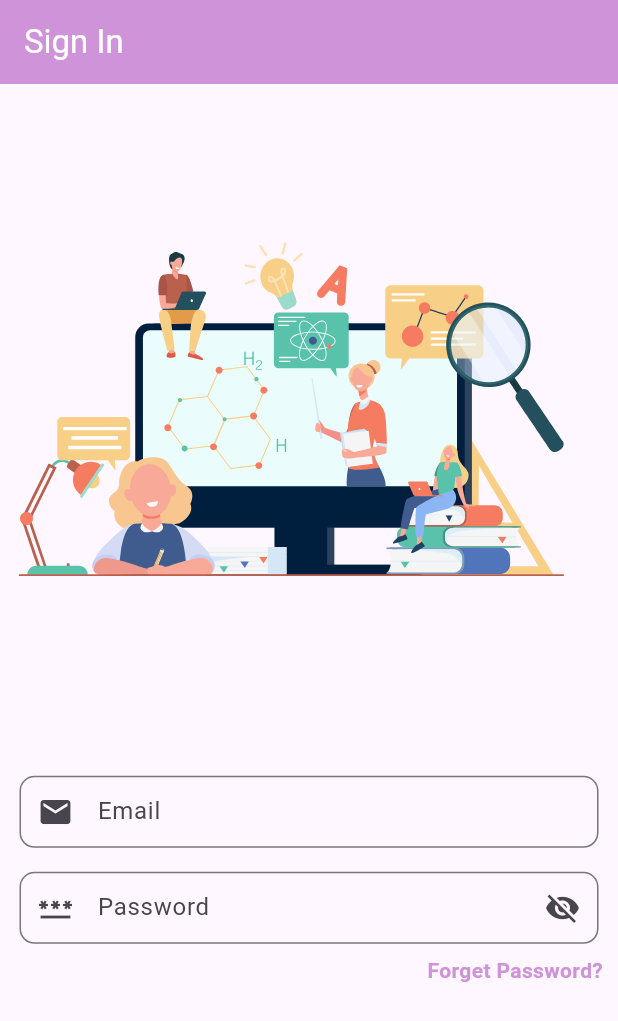
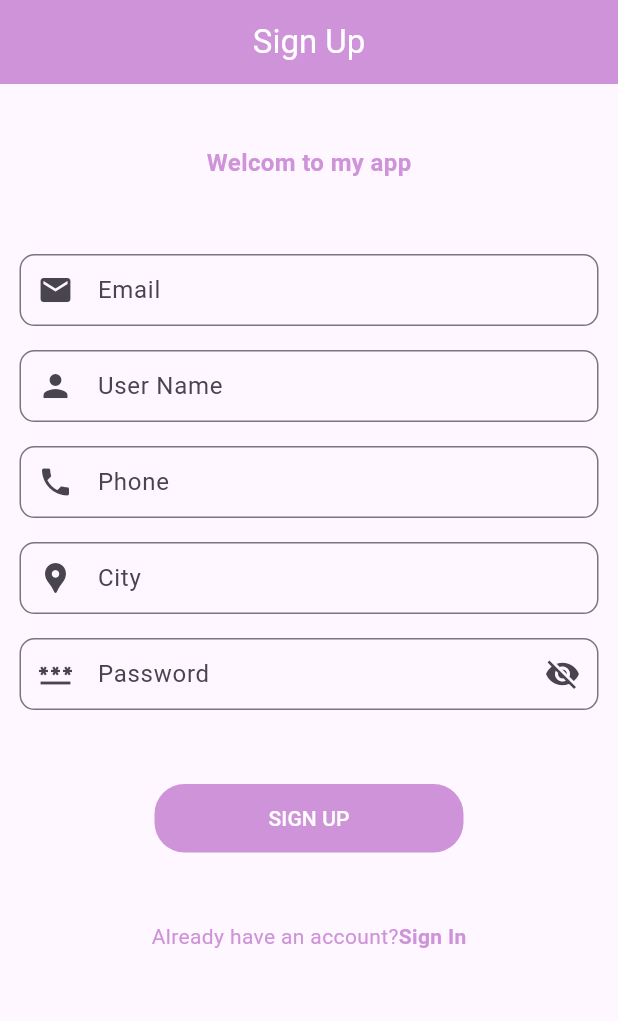
Before and after one commit to noorsaleh2002/Graduation-project, a Flutter app: the screen it shows after launch, on a phone screen of 412 x 824 dp. Shown: the top 1021 px of the screen. Run offline on Flutter 3.47's test engine with Material 3 defaults, Android fonts, the phone set to English and light mode, and no system bars; our stand-ins replace flutter_keyboard_visibility, get, lottie.

Commit message:
sign up + in

```diff
--- a/Graduatoin project/lib/Screens/auth-ui/sign-in-screen.dart
+++ b/Graduatoin project/lib/Screens/auth-ui/sign-in-screen.dart
@@ -3,8 +3,11 @@
 import 'package:flutter/material.dart';
 import 'package:flutter_keyboard_visibility/flutter_keyboard_visibility.dart';
 import 'package:get/get.dart';
+import 'package:get/get_connect/http/src/utils/utils.dart';
 import 'package:gp_2/utils/App_constant.dart';
 import 'package:lottie/lottie.dart';
+
+import 'sign-up-screen.dart';
 
 class SignInScreen extends StatefulWidget {
   const SignInScreen({super.key});
@@ -20,6 +23,7 @@ class _SignInScreenState extends State<SignInScreen> {
       return Scaffold(
         appBar: AppBar(
           backgroundColor: AppConstant.appMainColor,
+          centerTitle: true,
           title: Text(
             "Sign In",
             style: TextStyle(
@@ -35,9 +39,6 @@ class _SignInScreenState extends State<SignInScreen> {
                   : Column(
                       children: [Lottie.asset('assests/images/start.json')],
                     ),
-              SizedBox(
-                height: Get.height / 20,
-              ),
               Container(
                   margin: EdgeInsets.symmetric(horizontal: 5.0),
                   width: Get.width,
@@ -61,7 +62,7 @@ class _SignInScreenState extends State<SignInScreen> {
                     padding: const EdgeInsets.all(8.0),
                     child: TextFormField(
                       cursorColor: AppConstant.appMainColor,
-                      keyboardType: TextInputType.emailAddress,
+                      keyboardType: TextInputType.visiblePassword,
                       decoration: InputDecoration(
                           hintText: "Password",
                           prefixIcon: Icon(Icons.password),
@@ -80,6 +81,45 @@ class _SignInScreenState extends State<SignInScreen> {
                       color: AppConstant.appMainColor,
                       fontWeight: FontWeight.bold),
                 ),
+              ),
+              SizedBox(
+                height: Get.height / 20,
+              ),
+              Material(
+                child: Container(
+                  width: Get.width / 2,
+                  height: Get.height / 18,
+                  decoration: BoxDecoration(
+                    color: AppConstant.appMainColor,
+                    borderRadius: BorderRadius.circular(20.0),
+                  ),
+                  child: TextButton(
+                    child: Text(
+                      "SIGN IN",
+                      style: TextStyle(color: AppConstant.appTextColor),
+                    ),
+                    onPressed: () {},
+                  ),
+                ),
+              ),
+              SizedBox(
+                height: Get.height / 18,
+              ),
+              Row(
+                mainAxisAlignment: MainAxisAlignment.center,
+                children: [
+                  Text("Don't have an account?",
+                      style: TextStyle(
+                        color: AppConstant.appMainColor,
+                      )),
+                  GestureDetector(
+                    onTap: () => Get.offAll(SignUpScreen()),
+                    child: Text("Sign up",
+                        style: TextStyle(
+                            color: AppConstant.appMainColor,
+                            fontWeight: FontWeight.bold)),
+                  ),
+                ],
               )
             ],
           ),
--- /dev/null
+++ b/Graduatoin project/lib/Screens/auth-ui/sign-up-screen.dart
@@ -0,0 +1,184 @@
+// ignore_for_file: prefer_const_constructors, avoid_unnecessary_containers, prefer_const_literals_to_create_immutables
+
+import 'package:flutter/material.dart';
+import 'package:flutter_keyboard_visibility/flutter_keyboard_visibility.dart';
+import 'package:get/get.dart';
+import 'package:get/get_connect/http/src/utils/utils.dart';
+import 'package:gp_2/utils/App_constant.dart';
+import 'package:lottie/lottie.dart';
+
+import 'sign-in-screen.dart';
+
+class SignUpScreen extends StatefulWidget {
+  const SignUpScreen({super.key});
+
+  @override
+  State<SignUpScreen> createState() => _SignUpScreenState();
+}
+
+class _SignUpScreenState extends State<SignUpScreen> {
+  @override
+  Widget build(BuildContext context) {
+    return KeyboardVisibilityBuilder(builder: (context, isKeyboardVisible) {
+      return Scaffold(
+        appBar: AppBar(
+          backgroundColor: AppConstant.appMainColor,
+          centerTitle: true,
+          title: Text(
+            "Sign Up",
+            style: TextStyle(
+              color: AppConstant.appTextColor,
+            ),
+          ),
+        ),
+        body: SingleChildScrollView(
+          //physics: BouncingScrollPhysics(),
+          child: Container(
+            child: Column(
+              children: [
+                SizedBox(
+                  height: Get.height / 20,
+                ),
+                Container(
+                    alignment: Alignment.center,
+                    child: Text("Welcom to my app",
+                        style: TextStyle(
+                            color: AppConstant.appMainColor,
+                            fontWeight: FontWeight.bold,
+                            fontSize: 16.0))),
+                SizedBox(
+                  height: Get.height / 20,
+                ),
+                Container(
+                    margin: EdgeInsets.symmetric(horizontal: 5.0),
+                    width: Get.width,
+                    child: Padding(
+                      padding: const EdgeInsets.all(8.0),
+                      child: TextFormField(
+                        cursorColor: AppConstant.appMainColor,
+                        keyboardType: TextInputType.emailAddress,
+                        decoration: InputDecoration(
+                            hintText: "Email",
+                            prefixIcon: Icon(Icons.email),
+                            contentPadding:
+                                EdgeInsets.only(top: 2.0, left: 8.0),
+                            border: OutlineInputBorder(
+                                borderRadius: BorderRadius.circular(10.0))),
+                      ),
+                    )),
+                Container(
+                    margin: EdgeInsets.symmetric(horizontal: 5.0),
+                    width: Get.width,
+                    child: Padding(
+                      padding: const EdgeInsets.all(8.0),
+                      child: TextFormField(
+                        cursorColor: AppConstant.appMainColor,
+                        keyboardType: TextInputType.name,
+                        decoration: InputDecoration(
+                            hintText: "User Name",
+                            prefixIcon: Icon(Icons.person),
+                            contentPadding:
+                                EdgeInsets.only(top: 2.0, left: 8.0),
+                            border: OutlineInputBorder(
+                                borderRadius: BorderRadius.circular(10.0))),
+                      ),
+                    )),
+                Container(
+                    margin: EdgeInsets.symmetric(horizontal: 5.0),
+                    width: Get.width,
+                    child: Padding(
+                      padding: const EdgeInsets.all(8.0),
+                      child: TextFormField(
+                        cursorColor: AppConstant.appMainColor,
+                        keyboardType: TextInputType.number,
+                        decoration: InputDecoration(
+                            hintText: "Phone",
+                            prefixIcon: Icon(Icons.phone),
+                            contentPadding:
+                                EdgeInsets.only(top: 2.0, left: 8.0),
+                            border: OutlineInputBorder(
+                                borderRadius: BorderRadius.circular(10.0))),
+                      ),
+                    )),
+                Container(
+                    margin: EdgeInsets.symmetric(horizontal: 5.0),
+                    width: Get.width,
+                    child: Padding(
+                      padding: const EdgeInsets.all(8.0),
+                      child: TextFormField(
+                        cursorColor: AppConstant.appMainColor,
+                        keyboardType: TextInputType.streetAddress,
+                        decoration: InputDecoration(
+                            hintText: "City",
+                            prefixIcon: Icon(Icons.location_pin),
+                            contentPadding:
+                                EdgeInsets.only(top: 2.0, left: 8.0),
+                            border: OutlineInputBorder(
+                                borderRadius: BorderRadius.circular(10.0))),
+                      ),
+                    )),
+                Container(
+                    margin: EdgeInsets.symmetric(horizontal: 5.0),
+                    width: Get.width,
+                    child: Padding(
+                      padding: const EdgeInsets.all(8.0),
+                      child: TextFormField(
+                        cursorColor: AppConstant.appMainColor,
+                        keyboardType: TextInputType.visiblePassword,
+                        decoration: InputDecoration(
+                            hintText: "Password",
+                            prefixIcon: Icon(Icons.password),
+                            suffixIcon: Icon(Icons.visibility_off),
+                            contentPadding:
+                                EdgeInsets.only(top: 2.0, left: 8.0),
+                            border: OutlineInputBorder(
+                                borderRadius: BorderRadius.circular(10.0))),
+                      ),
+                    )),
+                SizedBox(
+                  height: Get.height / 20,
+                ),
+                Material(
+                  child: Container(
+                    width: Get.width / 2,
+                    height: Get.height / 18,
+                    decoration: BoxDecoration(
+                      color: AppConstant.appMainColor,
+                      borderRadius: BorderRadius.circular(20.0),
+                    ),
+                    child: TextButton(
+                      child: Text(
+                        "SIGN UP",
+                        style: TextStyle(color: AppConstant.appTextColor),
+                      ),
+                      onPressed: () {},
+                    ),
+                  ),
+                ),
+                SizedBox(
+                  height: Get.height / 18,
+                ),
+                Row(
+                  mainAxisAlignment: MainAxisAlignment.center,
+                  children: [
+                    Text("Already have an account?",
+                        style: TextStyle(
+                          color: AppConstant.appMainColor,
+                        )),
+                    GestureDetector(
+                      onTap: () => Get.offAll(SignInScreen()),
+                      child: Text("Sign In",
+                          style: TextStyle(
+                              color: AppConstant.appMainColor,
+                              fontWeight: FontWeight.bold)),
+                    ),
+                  ],
+                )
+              ],
+            ),
+          ),
+        ),
+      );
+    });
+  }
+}
--- a/Graduatoin project/lib/main.dart
+++ b/Graduatoin project/lib/main.dart
@@ -3,6 +3,7 @@ import 'package:get/get.dart';
 import 'package:gp_2/Screens/auth-ui/splash-screen.dart';
 
 import 'Screens/auth-ui/sign-in-screen.dart';
+import 'Screens/auth-ui/sign-up-screen.dart';
 import 'Screens/main_screen.dart';
 
 void main() {
@@ -21,7 +22,7 @@ class MyApp extends StatelessWidget {
         colorScheme: ColorScheme.fromSeed(seedColor: Colors.deepPurple),
         useMaterial3: true,
       ),
-      home: const SignInScreen(),
+      home: const SignUpScreen(),
     );
   }
 }
```
